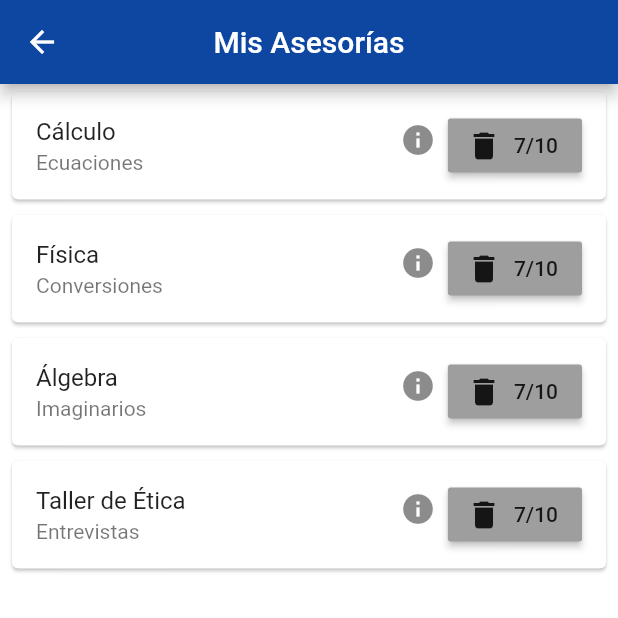
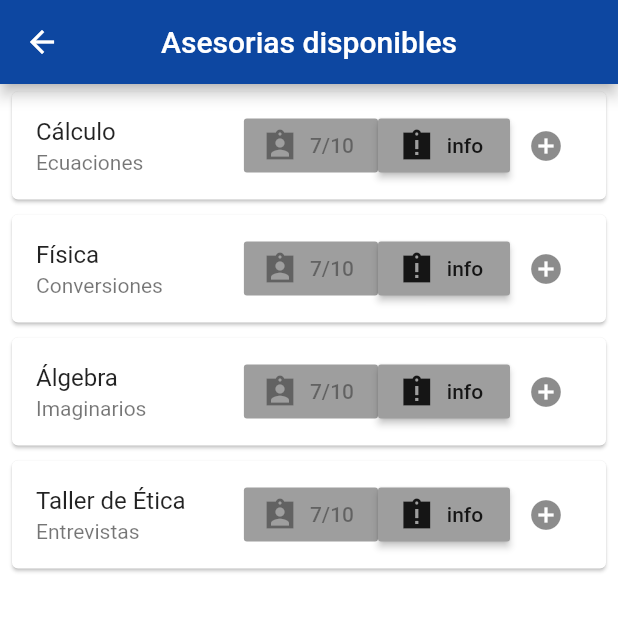
Before and after one commit to coba-luis-enrique/AssitApp, a Flutter app: the HomePage screen opened directly, after a tap on "Asesorías disponibles", on a phone screen of 412 x 824 dp, the top half of it. Run offline on Flutter 3.47's test engine with Material 2 defaults, Android fonts, the phone set to English and light mode, and no system bars; network calls fail.

Commit message:
pantallas asesorias

```diff
--- a/lib/asesoriasdisp.dart
+++ b/lib/asesoriasdisp.dart
@@ -1 +1,71 @@
+import 'package:flutter/cupertino.dart';
 import 'package:flutter/material.dart';
+
+class Asesoriasdisp extends StatefulWidget {
+  @override
+  _AsesoriasdispState createState() => _AsesoriasdispState();
+}
+
+class _AsesoriasdispState extends State<Asesoriasdisp> {
+  List<String> asesorias = ['Cálculo', 'Física', 'Álgebra', 'Taller de Ética'];
+  List<String> alcance = [
+    'Ecuaciones',
+    'Conversiones',
+    'Imaginarios',
+    'Entrevistas'
+  ];
+  //List<String> espacio = ['3/20', '12/20', '18/20', '2/20'];
+
+  @override
+  Widget build(BuildContext context) {
+    return SafeArea(
+      child: Scaffold(
+        backgroundColor: Colors.white,
+        appBar: AppBar(
+          backgroundColor: Colors.blue[900],
+          centerTitle: true,
+          title: Text(
+            'Asesorias disponibles',
+            style: TextStyle(color: Colors.white),
+          ),
+        ),
+        body: SingleChildScrollView(
+          child: ListView.builder(
+              shrinkWrap: true,
+              itemCount: asesorias.length,
+              itemBuilder: (context, index) {
+                return Padding(
+                  padding: const EdgeInsets.symmetric(
+                      vertical: 1.0, horizontal: 4.0),
+                  child: Card(
+                    child: ListTile(
+                      title: Text(asesorias[index]),
+                      subtitle: Text(alcance[index]),
+                      trailing: Wrap(
+                        children: [
+                          RaisedButton.icon(
+                            icon: Icon(Icons.assignment_ind_sharp),
+                            label: Text('7/10'),
+                            color: Colors.grey,
+                          ),
+                          RaisedButton.icon(
+                            onPressed: () {},
+                            icon: Icon(Icons.assignment_late_sharp),
+                            label: Text('info'),
+                            color: Colors.grey,
+                          ),
+                          IconButton(
+                            onPressed: () {},
+                            icon: Icon(Icons.add_circle_sharp),
+                          ),
+                        ],
+                      ),
+                    ),
+                  ),
+                );
+              }),
+        ),
+      ),
+    );
+  }
+}
--- a/lib/custominput.dart
+++ b/lib/custominput.dart
@@ -21,31 +21,31 @@ class _MiInputBoxState extends State<MiInputBox> {
             child: Text(
               widget.label,
               style: TextStyle(
-                 fontSize: 15, color: Colors.white, fontWeight: FontWeight.bold
-               ),
+                  fontSize: 15,
+                  color: Colors.white,
+                  fontWeight: FontWeight.bold),
             ),
           ),
         ),
         Padding(
-           padding: const EdgeInsets.fromLTRB(10,0,80,15),
+          padding: const EdgeInsets.fromLTRB(10, 0, 80, 15),
           child: TextFormField(
             style: TextStyle(
-               fontSize: 17, color: Colors.white, fontWeight: FontWeight.bold
-             ),
+                fontSize: 17, color: Colors.white, fontWeight: FontWeight.bold),
             decoration: InputDecoration(
               hintText: widget.inputHint,
               hintStyle: TextStyle(
-               fontSize: 17, color: Colors.grey, fontWeight: FontWeight.bold
-             ),
+                  fontSize: 17,
+                  color: Colors.grey,
+                  fontWeight: FontWeight.bold),
               contentPadding: EdgeInsets.symmetric(vertical: 5, horizontal: 15),
-             focusColor: Colors.white, focusedBorder: OutlineInputBorder(
+              focusColor: Colors.white,
+              focusedBorder: OutlineInputBorder(
                   borderRadius: BorderRadius.circular(20),
-               borderSide: BorderSide(color: Colors.black)
-               ),
+                  borderSide: BorderSide(color: Colors.black)),
               enabledBorder: OutlineInputBorder(
                   borderRadius: BorderRadius.circular(20),
-               borderSide: BorderSide(color: Colors.white)
-               ),
+                  borderSide: BorderSide(color: Colors.white)),
             ),
           ),
         )
@@ -75,34 +75,34 @@ class _InputContraRegistro extends State<InputContraRegistro> {
             child: Text(
               widget.label,
               style: TextStyle(
-                 fontSize: 15, color: Colors.white, fontWeight: FontWeight.bold
-               ),
+                  fontSize: 15,
+                  color: Colors.white,
+                  fontWeight: FontWeight.bold),
             ),
           ),
         ),
         Padding(
-           padding: const EdgeInsets.fromLTRB(10,0,80,15),
+          padding: const EdgeInsets.fromLTRB(10, 0, 80, 15),
           child: TextFormField(
             obscureText: true,
             obscuringCharacter: '●',
             keyboardType: TextInputType.text,
             style: TextStyle(
-               fontSize: 17, color: Colors.white, fontWeight: FontWeight.bold
-             ),
+                fontSize: 17, color: Colors.white, fontWeight: FontWeight.bold),
             decoration: InputDecoration(
               hintText: widget.inputHint,
               hintStyle: TextStyle(
-               fontSize: 17, color: Colors.grey, fontWeight: FontWeight.bold
-             ),
+                  fontSize: 17,
+                  color: Colors.grey,
+                  fontWeight: FontWeight.bold),
               contentPadding: EdgeInsets.symmetric(vertical: 5, horizontal: 15),
-             focusColor: Colors.white, focusedBorder: OutlineInputBorder(
+              focusColor: Colors.white,
+              focusedBorder: OutlineInputBorder(
                   borderRadius: BorderRadius.circular(20),
-               borderSide: BorderSide(color: Colors.blue)
-               ),
+                  borderSide: BorderSide(color: Colors.black)),
               enabledBorder: OutlineInputBorder(
                   borderRadius: BorderRadius.circular(20),
-               borderSide: BorderSide(color: Colors.white)
-               ),
+                  borderSide: BorderSide(color: Colors.white)),
             ),
           ),
         )
--- a/lib/homepage.dart
+++ b/lib/homepage.dart
@@ -168,7 +168,7 @@ class _HomePage extends State<HomePage> {
                                     Navigator.of(context).push(
                                         new MaterialPageRoute(
                                             builder: (BuildContext context) =>
-                                                Misasesorias()));
+                                                Asesoriasdisp()));
                                   },
                                 ),
                               ),
@@ -294,7 +294,7 @@ class _HomePage extends State<HomePage> {
                           Navigator.of(context).pop();
                           Navigator.of(context).push(new MaterialPageRoute(
                               builder: (BuildContext context) =>
-                                  Misasesorias()));
+                                  Asesoriasdisp()));
                         }),
                     Divider(
                       thickness: 1.0,
--- a/lib/misasesorias.dart
+++ b/lib/misasesorias.dart
@@ -44,16 +44,12 @@ class _MisasesoriasState extends State<Misasesorias> {
                       trailing: Wrap(
                         children: [
                           IconButton(
-                              onPressed: () {},
-                              icon: Icon(
-                                Icons.info,
-                              ),
-                              alignment: Alignment.topRight),
-                          RaisedButton.icon(
+                            onPressed: () {},
+                            icon: Icon(Icons.info_outline),
+                          ),
+                          IconButton(
                             onPressed: () {},
                             icon: Icon(Icons.delete),
-                            label: Text('7/10'),
-                            color: Colors.grey,
                           ),
                         ],
                       ),
```
Lines whose indentation alone changed are shown as unchanged.
